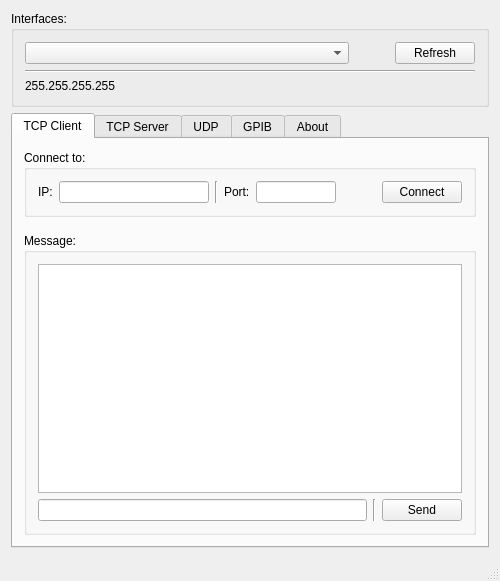
This is mainwindow.ui in rookiepeng/comm-test as Qt 5 draws it before an edit. The edited form follows.
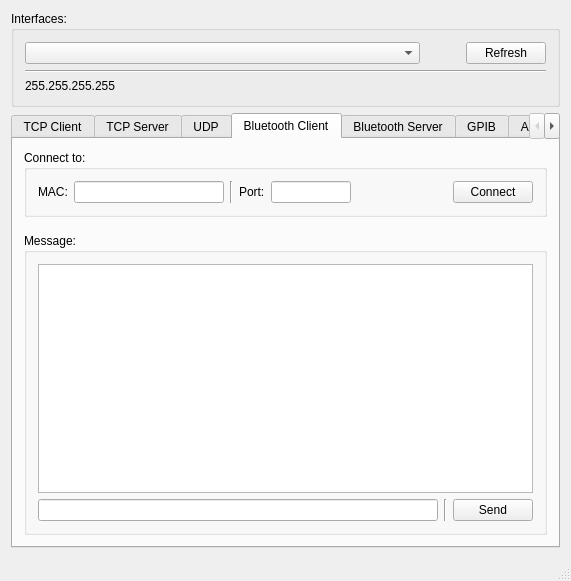
This is the edited form. The open tabs and pages were chosen to show the change. Icons and pictures are not drawn.

The edit to the form file:
```diff
--- a/mainwindow.ui
+++ b/mainwindow.ui
@@ -6,7 +6,7 @@
    <rect>
     <x>0</x>
     <y>0</y>
-    <width>500</width>
+    <width>571</width>
     <height>581</height>
    </rect>
   </property>
@@ -623,6 +623,302 @@
         </item>
        </layout>
       </widget>
+      <widget class="QWidget" name="tab_2">
+       <attribute name="title">
+        <string>Bluetooth Client</string>
+       </attribute>
+       <layout class="QVBoxLayout" name="verticalLayout_22">
+        <item>
+         <widget class="QGroupBox" name="groupBox_13">
+          <property name="title">
+           <string>Connect to:</string>
+          </property>
+          <layout class="QVBoxLayout" name="verticalLayout_21">
+           <item>
+            <layout class="QHBoxLayout" name="horizontalLayout_14">
+             <item>
+              <widget class="QLabel" name="label_targetMac">
+               <property name="sizePolicy">
+                <sizepolicy hsizetype="Preferred" vsizetype="Preferred">
+                 <horstretch>0</horstretch>
+                 <verstretch>0</verstretch>
+                </sizepolicy>
+               </property>
+               <property name="minimumSize">
+                <size>
+                 <width>0</width>
+                 <height>0</height>
+                </size>
+               </property>
+               <property name="baseSize">
+                <size>
+                 <width>0</width>
+                 <height>0</height>
+                </size>
+               </property>
+               <property name="text">
+                <string>MAC:</string>
+               </property>
+              </widget>
+             </item>
+             <item>
+              <widget class="QLineEdit" name="lineEdit_BtClientTargetMac">
+               <property name="minimumSize">
+                <size>
+                 <width>150</width>
+                 <height>0</height>
+                </size>
+               </property>
+               <property name="maximumSize">
+                <size>
+                 <width>200</width>
+                 <height>16777215</height>
+                </size>
+               </property>
+              </widget>
+             </item>
+             <item>
+              <widget class="Line" name="line_11">
+               <property name="orientation">
+                <enum>Qt::Vertical</enum>
+               </property>
+              </widget>
+             </item>
+             <item>
+              <widget class="QLabel" name="label_targetPort_2">
+               <property name="sizePolicy">
+                <sizepolicy hsizetype="Preferred" vsizetype="Preferred">
+                 <horstretch>0</horstretch>
+                 <verstretch>0</verstretch>
+                </sizepolicy>
+               </property>
+               <property name="minimumSize">
+                <size>
+                 <width>0</width>
+                 <height>0</height>
+                </size>
+               </property>
+               <property name="text">
+                <string>Port:</string>
+               </property>
+              </widget>
+             </item>
+             <item>
+              <widget class="QLineEdit" name="lineEdit_BtClientTargetPort">
+               <property name="minimumSize">
+                <size>
+                 <width>80</width>
+                 <height>0</height>
+                </size>
+               </property>
+               <property name="maximumSize">
+                <size>
+                 <width>80</width>
+                 <height>16777215</height>
+                </size>
+               </property>
+              </widget>
+             </item>
+             <item>
+              <spacer name="horizontalSpacer_8">
+               <property name="orientation">
+                <enum>Qt::Horizontal</enum>
+               </property>
+               <property name="sizeHint" stdset="0">
+                <size>
+                 <width>40</width>
+                 <height>20</height>
+                </size>
+               </property>
+              </spacer>
+             </item>
+             <item>
+              <widget class="QPushButton" name="button_BtClient">
+               <property name="text">
+                <string>Connect</string>
+               </property>
+              </widget>
+             </item>
+            </layout>
+           </item>
+          </layout>
+         </widget>
+        </item>
+        <item>
+         <spacer name="verticalSpacer_8">
+          <property name="orientation">
+           <enum>Qt::Vertical</enum>
+          </property>
+          <property name="sizeType">
+           <enum>QSizePolicy::Fixed</enum>
+          </property>
+          <property name="sizeHint" stdset="0">
+           <size>
+            <width>20</width>
+            <height>10</height>
+           </size>
+          </property>
+         </spacer>
+        </item>
+        <item>
+         <widget class="QGroupBox" name="groupBox_12">
+          <property name="title">
+           <string>Message:</string>
+          </property>
+          <layout class="QVBoxLayout" name="verticalLayout_20">
+           <item>
+            <widget class="QTextBrowser" name="textBrowser_BtClientMessage"/>
+           </item>
+           <item>
+            <layout class="QHBoxLayout" name="horizontalLayout_13">
+             <item>
+              <widget class="QLineEdit" name="lineEdit_BtClientSend"/>
+             </item>
+             <item>
+              <widget class="Line" name="line_6">
+               <property name="orientation">
+                <enum>Qt::Vertical</enum>
+               </property>
+              </widget>
+             </item>
+             <item>
+              <widget class="QPushButton" name="button_BtClientSend">
+               <property name="text">
+                <string>Send</string>
+               </property>
+              </widget>
+             </item>
+            </layout>
+           </item>
+          </layout>
+         </widget>
+        </item>
+       </layout>
+      </widget>
+      <widget class="QWidget" name="tab_4">
+       <attribute name="title">
+        <string>Bluetooth Server</string>
+       </attribute>
+       <layout class="QVBoxLayout" name="verticalLayout_19">
+        <item>
+         <widget class="QGroupBox" name="groupBox_10">
+          <property name="title">
+           <string>Listen on:</string>
+          </property>
+          <layout class="QVBoxLayout" name="verticalLayout_17">
+           <item>
+            <layout class="QHBoxLayout" name="horizontalLayout_11">
+             <item>
+              <widget class="QLabel" name="label_listenPort_3">
+               <property name="sizePolicy">
+                <sizepolicy hsizetype="Preferred" vsizetype="Preferred">
+                 <horstretch>0</horstretch>
+                 <verstretch>0</verstretch>
+                </sizepolicy>
+               </property>
+               <property name="minimumSize">
+                <size>
+                 <width>0</width>
+                 <height>0</height>
+                </size>
+               </property>
+               <property name="text">
+                <string>Port:</string>
+               </property>
+              </widget>
+             </item>
+             <item>
+              <widget class="QLineEdit" name="lineEdit_BtServerListenPort">
+               <property name="minimumSize">
+                <size>
+                 <width>80</width>
+                 <height>0</height>
+                </size>
+               </property>
+               <property name="maximumSize">
+                <size>
+                 <width>80</width>
+                 <height>16777215</height>
+                </size>
+               </property>
+              </widget>
+             </item>
+             <item>
+              <spacer name="horizontalSpacer_7">
+               <property name="orientation">
+                <enum>Qt::Horizontal</enum>
+               </property>
+               <property name="sizeHint" stdset="0">
+                <size>
+                 <width>40</width>
+                 <height>20</height>
+                </size>
+               </property>
+              </spacer>
+             </item>
+             <item>
+              <widget class="QPushButton" name="button_BtServer">
+               <property name="text">
+                <string>Start</string>
+               </property>
+              </widget>
+             </item>
+            </layout>
+           </item>
+          </layout>
+         </widget>
+        </item>
+        <item>
+         <spacer name="verticalSpacer_2">
+          <property name="orientation">
+           <enum>Qt::Vertical</enum>
+          </property>
+          <property name="sizeType">
+           <enum>QSizePolicy::Fixed</enum>
+          </property>
+          <property name="sizeHint" stdset="0">
+           <size>
+            <width>20</width>
+            <height>10</height>
+           </size>
+          </property>
+         </spacer>
+        </item>
+        <item>
+         <widget class="QGroupBox" name="groupBox_11">
+          <property name="title">
+           <string>Message:</string>
+          </property>
+          <layout class="QVBoxLayout" name="verticalLayout_18">
+           <item>
+            <widget class="QTextBrowser" name="textBrowser_BtServerMessage"/>
+           </item>
+           <item>
+            <layout class="QHBoxLayout" name="horizontalLayout_12">
+             <item>
+              <widget class="QLineEdit" name="lineEdit_BtServerSend"/>
+             </item>
+             <item>
+              <widget class="Line" name="line_10">
+               <property name="orientation">
+                <enum>Qt::Vertical</enum>
+               </property>
+              </widget>
+             </item>
+             <item>
+              <widget class="QPushButton" name="button_BtServerSend">
+               <property name="text">
+                <string>Send</string>
+               </property>
+              </widget>
+             </item>
+            </layout>
+           </item>
+          </layout>
+         </widget>
+        </item>
+       </layout>
+      </widget>
       <widget class="QWidget" name="tab_3">
        <attribute name="title">
         <string>GPIB</string>
```
Left out of the diff: 4 changed lines with no effect on the pictures.
